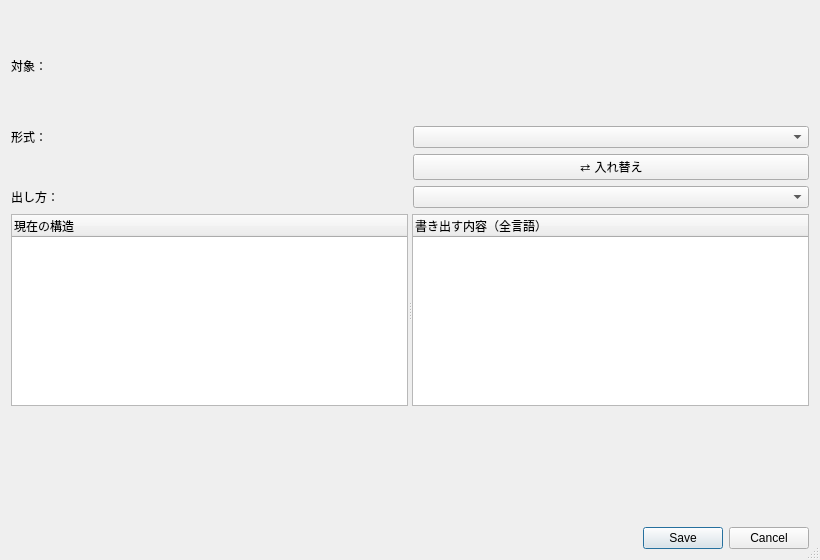
Above: ui/dialogs/GlossaryExportDialog.ui from Ikumyon/AutoLingua2 before the change. Below: the same form after it.
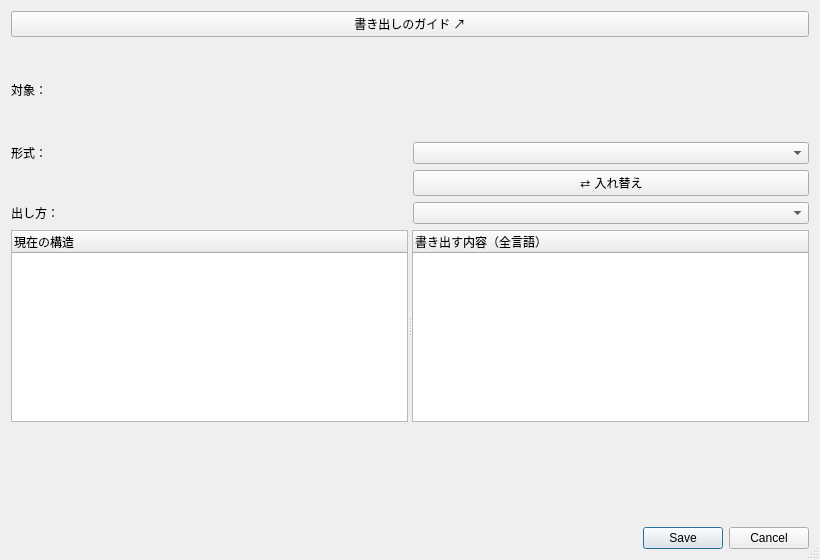
That is the form after the change.

Commit message: サムネイル編集・エクスポート機能および自動化トリガー機能の追加、各種UI・ガイドの更新

```diff
--- a/ui/dialogs/GlossaryExportDialog.ui
+++ b/ui/dialogs/GlossaryExportDialog.ui
@@ -6,6 +6,7 @@
   <property name="sizeGripEnabled"><bool>true</bool></property>
   <property name="geometry"><rect><x>0</x><y>0</y><width>820</width><height>560</height></rect></property>
   <layout class="QVBoxLayout" name="layoutExport">
+   <item><widget class="QPushButton" name="buttonGuideGlossaryExport"><property name="text"><string>書き出しのガイド ↗</string></property><property name="toolTip"><string>オンラインガイドをブラウザで開きます。</string></property><property name="autoDefault"><bool>false</bool></property></widget></item>
    <item><widget class="QLabel" name="labelScope"><property name="text"><string>対象：</string></property><property name="textFormat"><enum>Qt::TextFormat::PlainText</enum></property><property name="wordWrap"><bool>true</bool></property></widget></item>
    <item><layout class="QHBoxLayout" name="layoutFormat">
     <item><widget class="QLabel" name="labelFormat"><property name="text"><string>形式：</string></property></widget></item>
```
The commit also changes 125 other files.
